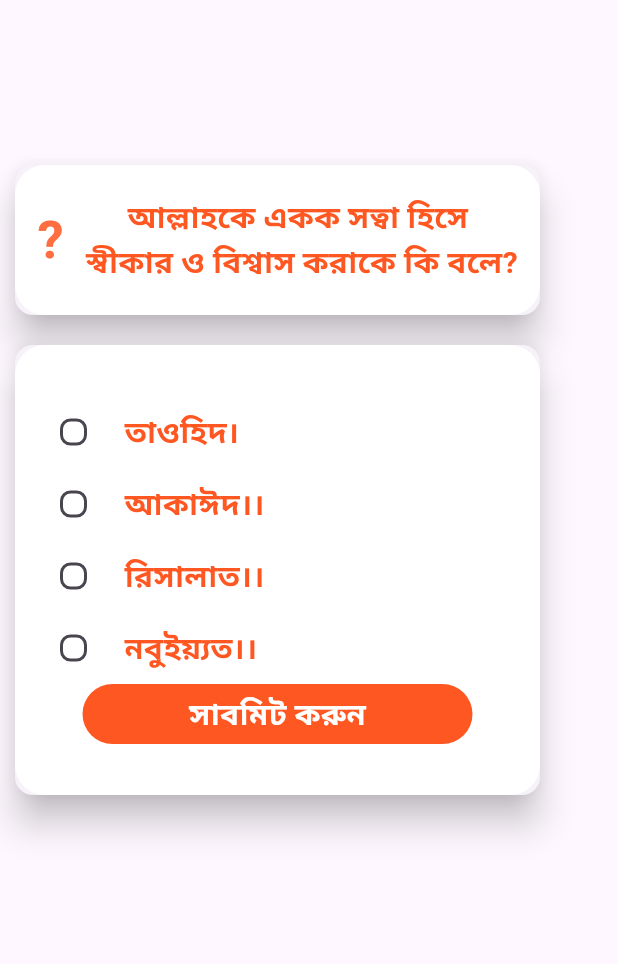
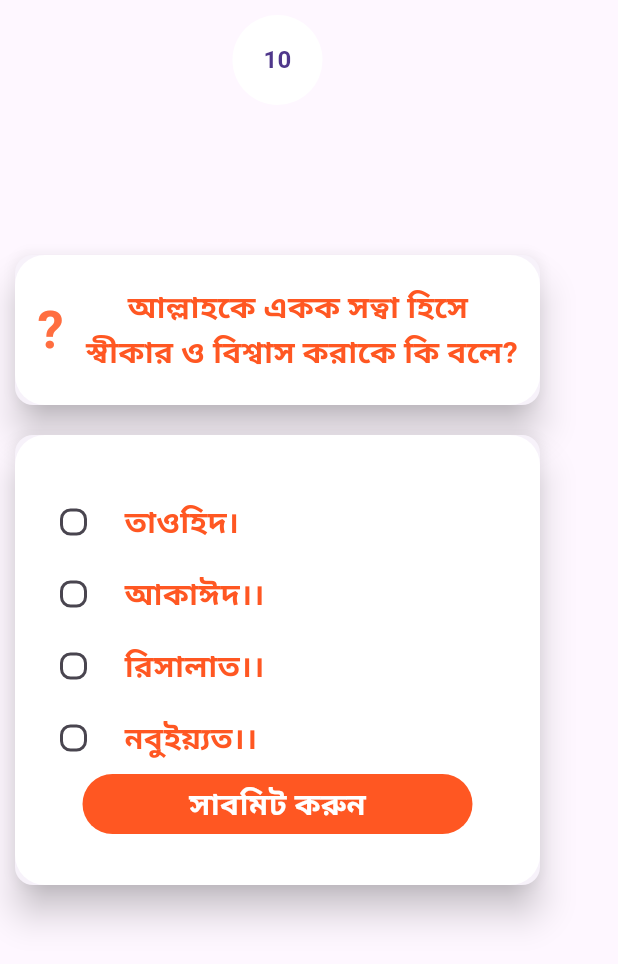
Before and after one commit to rifatalam26/quize_app, a Flutter app: the QuestionPage1 screen opened directly, on a phone screen of 412 x 824 dp. Shown: the top 964 px of the screen. Run offline on Flutter 3.47's test engine with Material 3 defaults, Android fonts, the phone set to English and light mode, and no system bars; our stand-ins replace get.

Commit message:
question_page1.dart

```diff
--- a/lib/View/question_page1.dart
+++ b/lib/View/question_page1.dart
@@ -15,6 +15,23 @@ class _QuestionPage1State extends State<QuestionPage1> {
   bool check1 = false;
   bool check2 = false;
   bool check3 = false;
+  int counter_seconds = 10;
+
+  void initState() {
+    seTimer();
+    super.initState();
+  }
+
+  void seTimer() async {
+    Future.delayed(Duration(seconds: 1)).then((value) {
+      print("--------$counter_seconds-------");
+      setState(() {
+        counter_seconds;
+      });
+      seTimer();
+    });
+  }
+
   @override
   Widget build(BuildContext context) {
     return SafeArea(
@@ -23,6 +40,15 @@ class _QuestionPage1State extends State<QuestionPage1> {
           padding: const EdgeInsets.all(10.0),
           child: Column(
             children: [
+              //SizedBox(height: 50,),
+              CircleAvatar(
+                radius: 30,
+                backgroundColor: Colors.white,
+                child: Text(
+                  "$counter_seconds",
+                  style: TextStyle(fontWeight: FontWeight.bold),
+                ),
+              ),
               Card(
                 margin: EdgeInsets.only(top: 100),
                 elevation: 10,
@@ -179,9 +205,11 @@ class _QuestionPage1State extends State<QuestionPage1> {
                           ],
                         ),
                         InkWell(
-                          onTap: (){
-                           Navigator.push(context,
-                               MaterialPageRoute(builder: (context)=> SplashScreen3()));
+                          onTap: () {
+                            Navigator.push(
+                                context,
+                                MaterialPageRoute(
+                                    builder: (context) => SplashScreen3()));
                           },
                           child: Container(
                             height: 40,
```
